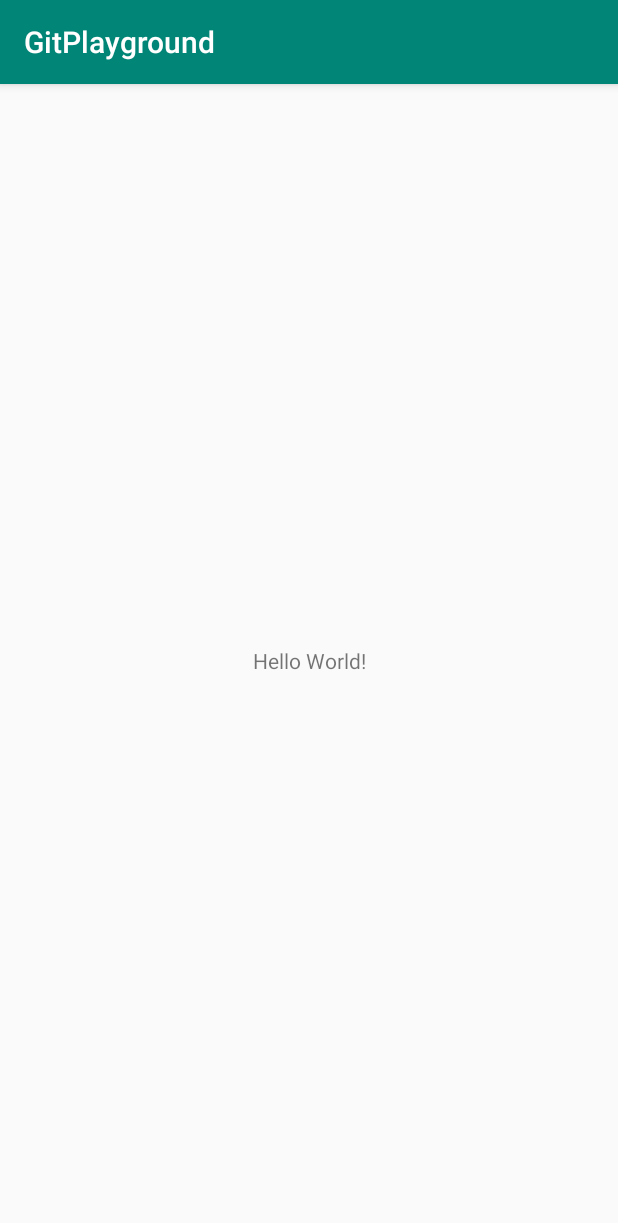
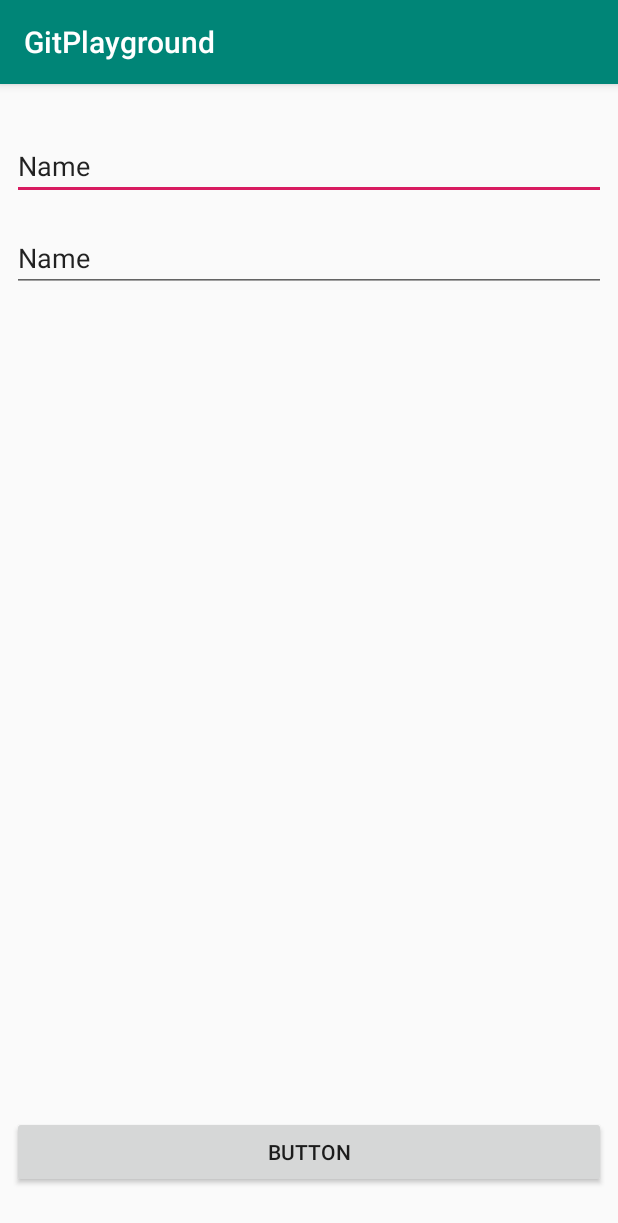
Before and after one commit to madagaskarr/Tezting-Git-Flow, an Android app: the screen it shows after launch (MainActivity), on a phone screen of 412 x 824 dp. Shown: the top 1223 px of the screen. Run offline under Robolectric (Android 15) with nearby library versions, the phone set to English and light mode, and no system bars.

Commit message:
Added button and text fields

```diff
--- a/app/src/main/res/layout/activity_main.xml
+++ b/app/src/main/res/layout/activity_main.xml
@@ -6,13 +6,44 @@
     android:layout_height="match_parent"
     tools:context=".MainActivity">
 
-    <TextView
-        android:layout_width="wrap_content"
+    <Button
+        android:id="@+id/button"
+        android:layout_width="0dp"
         android:layout_height="wrap_content"
-        android:text="Hello World!"
+        android:layout_marginStart="8dp"
+        android:layout_marginEnd="8dp"
+        android:layout_marginBottom="32dp"
+        android:text="Button"
         app:layout_constraintBottom_toBottomOf="parent"
-        app:layout_constraintLeft_toLeftOf="parent"
-        app:layout_constraintRight_toRightOf="parent"
+        app:layout_constraintEnd_toEndOf="parent"
+        app:layout_constraintStart_toStartOf="parent" />
+
+    <EditText
+        android:id="@+id/editText"
+        android:layout_width="0dp"
+        android:layout_height="wrap_content"
+        android:layout_marginStart="8dp"
+        android:layout_marginTop="32dp"
+        android:layout_marginEnd="8dp"
+        android:ems="10"
+        android:inputType="textPersonName"
+        android:text="Name"
+        app:layout_constraintEnd_toEndOf="parent"
+        app:layout_constraintStart_toStartOf="parent"
         app:layout_constraintTop_toTopOf="parent" />
 
+    <EditText
+        android:id="@+id/editText2"
+        android:layout_width="0dp"
+        android:layout_height="wrap_content"
+        android:layout_marginStart="8dp"
+        android:layout_marginTop="16dp"
+        android:layout_marginEnd="8dp"
+        android:ems="10"
+        android:inputType="textPersonName"
+        android:text="Name"
+        app:layout_constraintEnd_toEndOf="parent"
+        app:layout_constraintHorizontal_bias="0.0"
+        app:layout_constraintStart_toStartOf="parent"
+        app:layout_constraintTop_toBottomOf="@+id/editText" />
 </androidx.constraintlayout.widget.ConstraintLayout>
```
